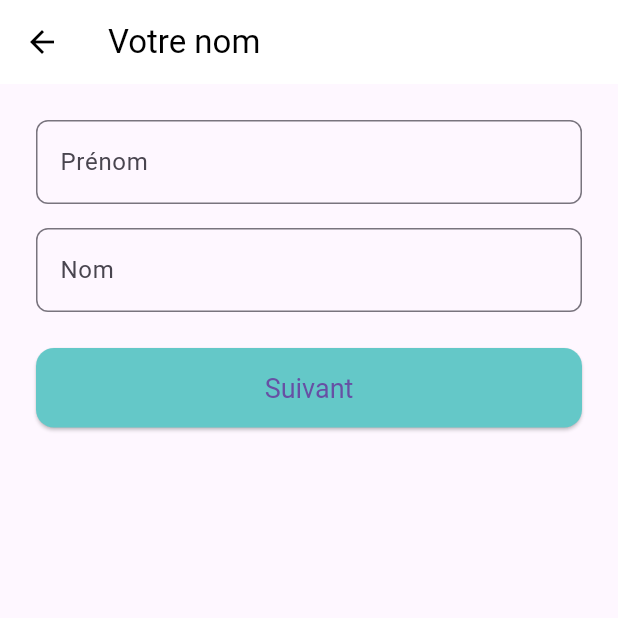
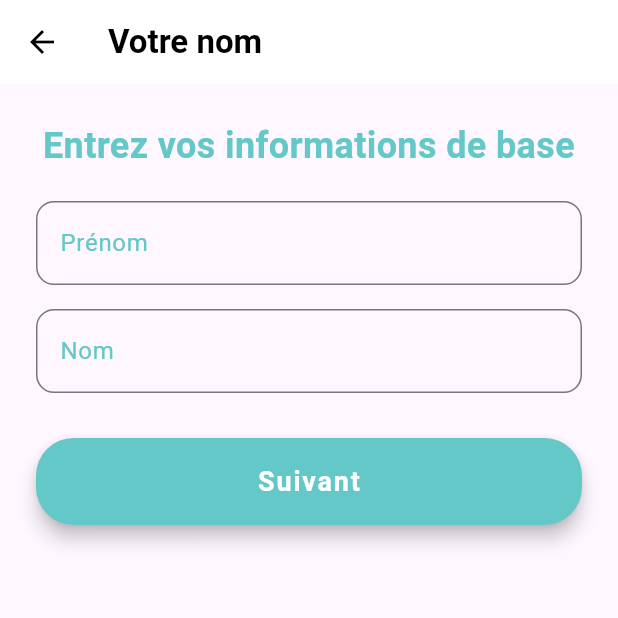
Before and after one commit to jeanJonathan/notebook_progress, a Flutter app: the BasicInfoScreen screen opened by its route, on a phone screen of 412 x 824 dp, the top half of it. Run offline on Flutter 3.47's test engine with Material 3 defaults, Android fonts, the phone set to English and light mode, and no system bars; our stand-ins replace cloud_firestore, firebase_auth, firebase_core, firebase_storage, flutter_typeahead, google_maps_flutter and 7 more; missing offline and left inert: flutter_facebook_auth; accounts and stored records are empty.

Commit message:
amelioration de l'ecran basic info

```diff
--- a/lib/basic_info_screen.dart
+++ b/lib/basic_info_screen.dart
@@ -2,7 +2,7 @@ import 'package:flutter/material.dart';
 import 'package:firebase_auth/firebase_auth.dart';
 import 'package:cloud_firestore/cloud_firestore.dart';
 import 'birthday_screen.dart';
-import 'validator.dart'; // Assurez-vous que ce fichier existe et est correctement importé
+import 'validator.dart';
 
 class BasicInfoScreen extends StatefulWidget {
   @override
@@ -29,10 +29,17 @@ class _BasicInfoScreenState extends State<BasicInfoScreen> {
   Widget build(BuildContext context) {
     return Scaffold(
       appBar: AppBar(
-        title: Text("Votre nom"),
+        title: Text(
+          "Votre nom",
+          style: TextStyle(
+            color: Colors.black,
+            fontWeight: FontWeight.bold,
+            fontFamily: 'Roboto',
+          ),
+        ),
         backgroundColor: Colors.white,
-        foregroundColor: Colors.black,
         elevation: 0,
+        iconTheme: IconThemeData(color: Colors.black),
       ),
       body: SingleChildScrollView(
         child: Padding(
@@ -42,10 +49,21 @@ class _BasicInfoScreenState extends State<BasicInfoScreen> {
             child: Column(
               crossAxisAlignment: CrossAxisAlignment.stretch,
               children: [
+                Text(
+                  'Entrez vos informations de base',
+                  style: TextStyle(
+                    fontSize: 24,
+                    fontWeight: FontWeight.bold,
+                    color: Color(0xFF64C8C8),
+                    fontFamily: 'Roboto',
+                  ),
+                  textAlign: TextAlign.center,
+                ),
+                SizedBox(height: 20),
                 _buildTextField(_firstNameController, 'Prénom', Validator.validateName, _firstNameFocusNode),
                 SizedBox(height: 16),
                 _buildTextField(_lastNameController, 'Nom', Validator.validateName, _lastNameFocusNode),
-                SizedBox(height: 24),
+                SizedBox(height: 30),
                 _buildSubmitButton(),
               ],
             ),
@@ -61,9 +79,16 @@ class _BasicInfoScreenState extends State<BasicInfoScreen> {
       focusNode: focusNode,
       decoration: InputDecoration(
         labelText: label,
-        border: OutlineInputBorder(borderRadius: BorderRadius.circular(8)),
-        focusedBorder: OutlineInputBorder(borderSide: BorderSide(color: Color(0xFF64C8C8), width: 2)),
+        labelStyle: TextStyle(color: Color(0xFF64C8C8)),
+        border: OutlineInputBorder(
+          borderRadius: BorderRadius.circular(12),
+          borderSide: BorderSide(color: Color(0xFF64C8C8)),
+        ),
+        focusedBorder: OutlineInputBorder(
+          borderSide: BorderSide(color: Color(0xFF64C8C8), width: 2),
+        ),
       ),
+      cursorColor: Color(0xFF64C8C8),
       validator: (value) => validator(value ?? ''),
       onTap: () => focusNode.requestFocus(),
     );
@@ -72,12 +97,20 @@ class _BasicInfoScreenState extends State<BasicInfoScreen> {
   Widget _buildSubmitButton() {
     return ElevatedButton(
       onPressed: _submitForm,
-      child: Text('Suivant'),
+      child: Text(
+        'Suivant',
+        style: TextStyle(
+          fontSize: 18,
+          fontWeight: FontWeight.bold,
+          letterSpacing: 1.2,
+          color: Colors.white,
+        ),
+      ),
       style: ElevatedButton.styleFrom(
         backgroundColor: Color(0xFF64C8C8),
-        shape: RoundedRectangleBorder(borderRadius: BorderRadius.circular(12)),
+        shape: RoundedRectangleBorder(borderRadius: BorderRadius.circular(25)),
         padding: EdgeInsets.symmetric(vertical: 16),
-        textStyle: TextStyle(fontSize: 18),
+        elevation: 5,
       ),
     );
   }
@@ -94,7 +127,7 @@ class _BasicInfoScreenState extends State<BasicInfoScreen> {
       await FirebaseFirestore.instance.collection('users').doc(user.uid).set({
         'firstName': _firstNameController.text,
         'lastName': _lastNameController.text,
-      });
+      }, SetOptions(merge: true));
       Navigator.push(context, MaterialPageRoute(builder: (context) => BirthdateScreen()));
     } else {
       ScaffoldMessenger.of(context).showSnackBar(SnackBar(content: Text('Aucun utilisateur connecté trouvé.')));
```
